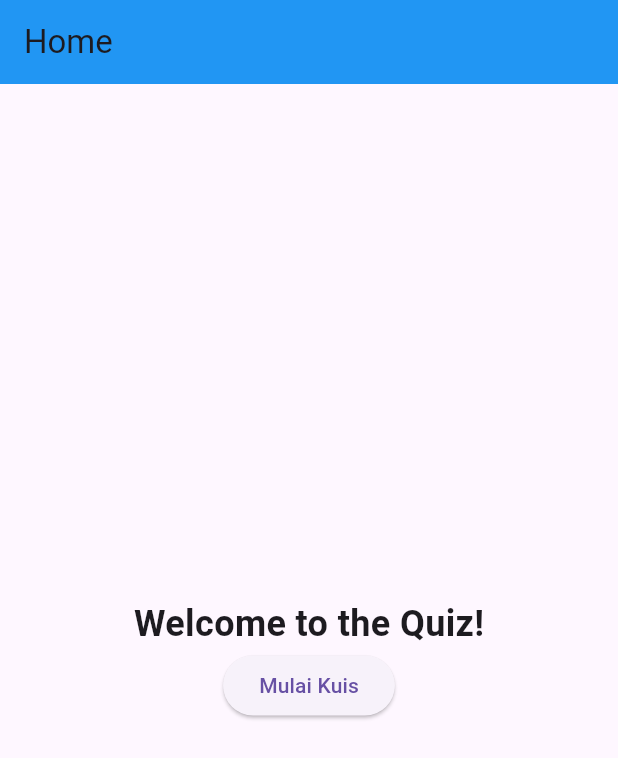
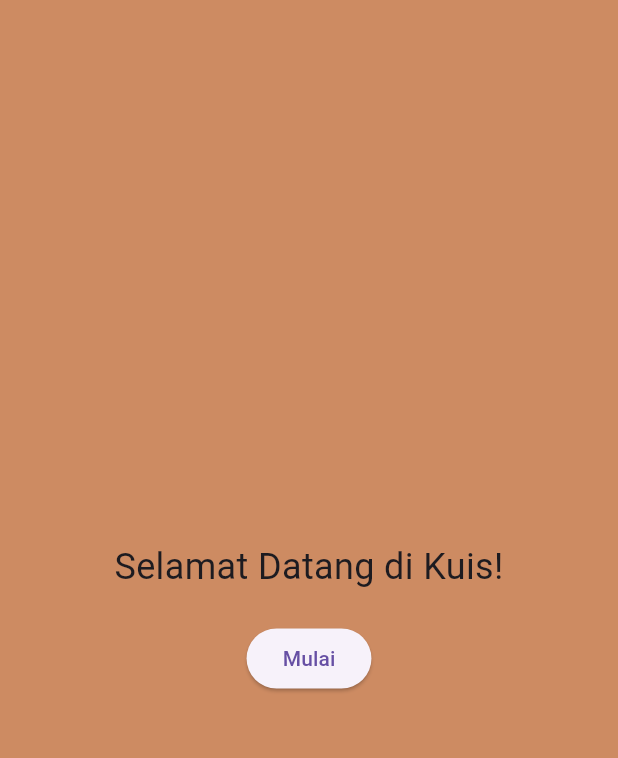
Before and after one commit to AnanthaAulia/uts_pemob_lab, a Flutter app: the screen it shows after launch, on a phone screen of 412 x 824 dp. Shown: the top 758 px of the screen. Run offline on Flutter 3.47's test engine with Material 3 defaults, Android fonts, the phone set to English and light mode, and no system bars.

Commit message:
feat: add home screen to app

```diff
--- a/lib/main.dart
+++ b/lib/main.dart
@@ -11,12 +11,9 @@ class MyApp extends StatelessWidget {
   @override
   Widget build(BuildContext context) {
     return MaterialApp(
-      title: 'Quiz Sederhana',
-      theme: ThemeData(
-        primarySwatch: Colors.blue,
-      ),
-      home: const home_screen(), // Halaman pertama
+      title: 'Quiz',
       debugShowCheckedModeBanner: false,
+      home: const home_screen(),
     );
   }
 }
--- a/lib/screen/home_screen.dart
+++ b/lib/screen/home_screen.dart
@@ -1,5 +1,5 @@
 import 'package:flutter/material.dart';
-// import 'quiz_screen..dart';
+import 'package:uts_pemob_lab/screen/quiz_screen..dart';
 
 class home_screen extends StatelessWidget {
   const home_screen({super.key});
@@ -7,22 +7,25 @@ class home_screen extends StatelessWidget {
   @override
   Widget build(BuildContext context) {
     return Scaffold(
-      appBar: AppBar(
-        title: const Text('Home'),
-        backgroundColor: Colors.blue,
-      ),
+      backgroundColor: Color(0xFFCD8B62),
       body: Center(
         child: Column(
           mainAxisAlignment: MainAxisAlignment.center,
           children: [
             const Text(
-              'Welcome to the Quiz!',
-              style: TextStyle(fontSize: 24, fontWeight: FontWeight.bold),
+              'Selamat Datang di Kuis!',
+              style: TextStyle(fontSize: 24),
+              textAlign: TextAlign.center,
             ),
+            const SizedBox(height: 20),
             ElevatedButton(
               onPressed: () {
-                },
-              child: const Text('Mulai Kuis'),
+                Navigator.push(
+                  context,
+                  MaterialPageRoute(builder: (context) => const quiz_screen()),
+                );
+              },
+              child: const Text('Mulai'),
             ),
           ],
         ),
```
Also changed, not shown: lib/screen/result_screen.dart (added, +37 -0 lines).
